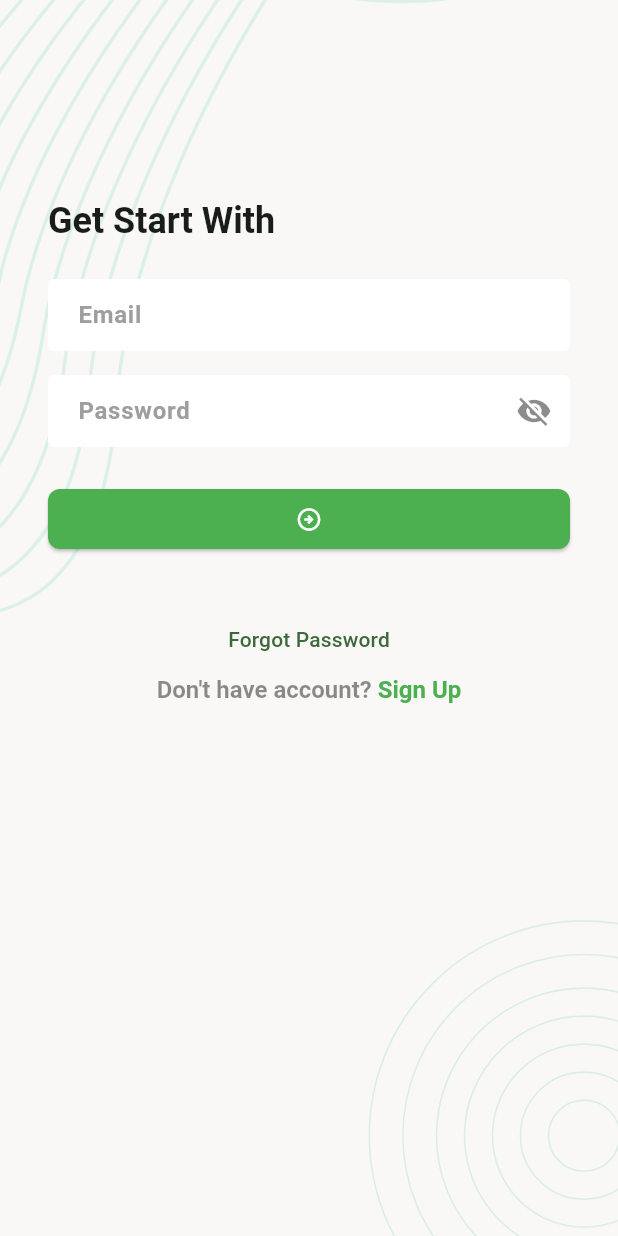
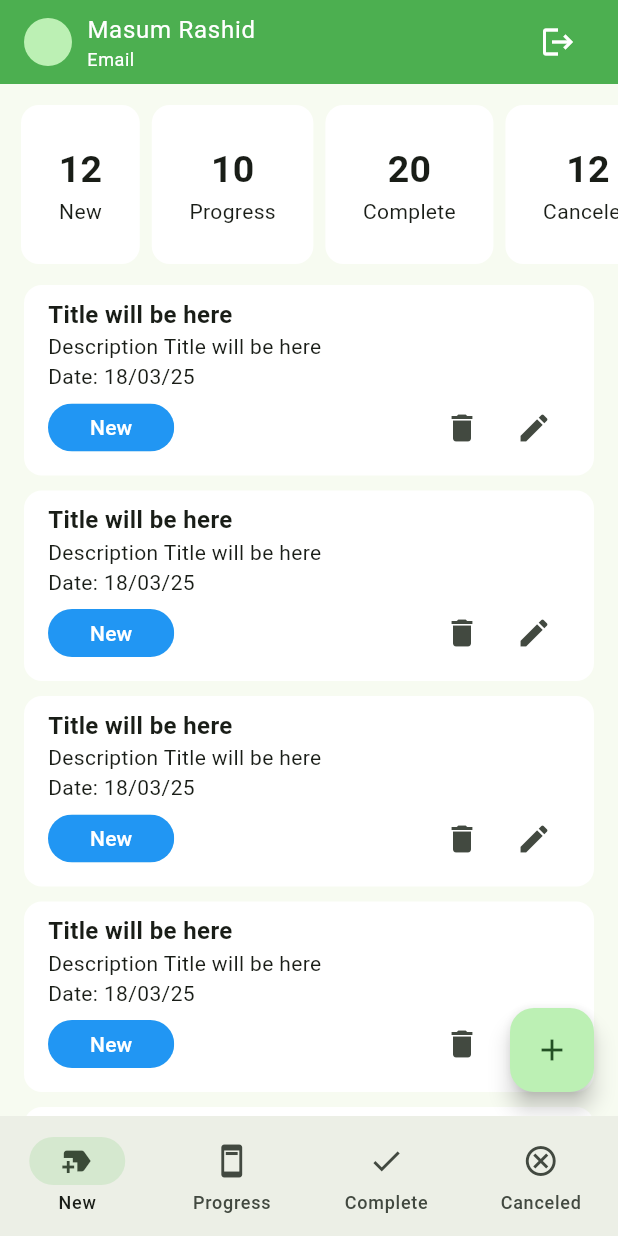
Before and after one commit to masumrashid/Task_Manager_Project, a Flutter app: the screen it shows after launch, after a tap on the "arrow circle right" icon, on a phone screen of 412 x 824 dp. Run offline on Flutter 3.47's test engine with Material 3 defaults, Android fonts, the phone set to English and light mode, and no system bars; our stand-ins replace flutter_svg, pin_code_fields.

Commit message:
Module 15 UI Design Class 4

```diff
--- /dev/null
+++ b/lib/ui/screens/canceled_task_screen.dart
@@ -0,0 +1,30 @@
+import 'package:flutter/material.dart';
+import '../widgets/task_card.dart';
+
+class CanceledTaskScreen extends StatefulWidget {
+  const CanceledTaskScreen({super.key});
+
+  @override
+  State<CanceledTaskScreen> createState() => _CanceledTaskScreenState();
+}
+
+class _CanceledTaskScreenState extends State<CanceledTaskScreen> {
+  @override
+  Widget build(BuildContext context) {
+    return Scaffold(
+      body: Expanded(
+        child: ListView.separated(
+          itemCount: 6,
+          // primary: false,
+          // shrinkWrap: true,
+          itemBuilder: (context, index) {
+            return  TaskCard(text: 'Canceled', color: Colors.red);
+          },
+          separatorBuilder: (context, index) => const SizedBox(
+            height: 10,
+          ),
+        ),
+      ),
+    );
+  }
+}
--- /dev/null
+++ b/lib/ui/screens/complete_task_screen.dart
@@ -0,0 +1,30 @@
+import 'package:flutter/material.dart';
+import '../widgets/task_card.dart';
+
+class CompleteTaskScreen extends StatefulWidget {
+  const CompleteTaskScreen({super.key});
+
+  @override
+  State<CompleteTaskScreen> createState() => _CompleteTaskScreenState();
+}
+
+class _CompleteTaskScreenState extends State<CompleteTaskScreen> {
+  @override
+  Widget build(BuildContext context) {
+    return Scaffold(
+      body: Expanded(
+        child: ListView.separated(
+          itemCount: 6,
+          // primary: false,
+          // shrinkWrap: true,
+          itemBuilder: (context, index) {
+            return  TaskCard(text: 'Complete', color: Colors.green);
+          },
+          separatorBuilder: (context, index) => const SizedBox(
+            height: 10,
+          ),
+        ),
+      ),
+    );
+  }
+}
--- a/lib/ui/screens/login_screen.dart
+++ b/lib/ui/screens/login_screen.dart
@@ -1,6 +1,7 @@
 import 'package:flutter/gestures.dart';
 import 'package:flutter/material.dart';
 import 'package:task_manager/ui/screens/forgot_password_verify_email_screen.dart';
+import 'package:task_manager/ui/screens/main_bottom_nav_screen.dart';
 import 'package:task_manager/ui/screens/register_screen.dart';
 import 'package:task_manager/ui/widgets/screen_background.dart';
 
@@ -118,7 +119,12 @@ class _loginScreenState extends State<loginScreen> {
     );
   }
 
-  void _onTabSubmitButton() {}
+  void _onTabSubmitButton() {
+    Navigator.pushAndRemoveUntil(
+        context,
+        MaterialPageRoute(builder: (context) => MainBottomNavScreen()),
+        (predicate) => false);
+  }
 
   void _onTapForgotPasswordButton() {
     Navigator.push(
--- /dev/null
+++ b/lib/ui/screens/main_bottom_nav_screen.dart
@@ -0,0 +1,48 @@
+import 'package:flutter/material.dart';
+import 'package:task_manager/ui/screens/canceled_task_screen.dart';
+import 'package:task_manager/ui/screens/complete_task_screen.dart';
+import 'package:task_manager/ui/screens/new_task_screen.dart';
+import 'package:task_manager/ui/screens/progress_task_screen.dart';
+
+import '../widgets/tm_app_bar.dart';
+
+class MainBottomNavScreen extends StatefulWidget {
+  const MainBottomNavScreen({super.key});
+
+  @override
+  State<MainBottomNavScreen> createState() => _MainBottomNavScreenState();
+}
+
+class _MainBottomNavScreenState extends State<MainBottomNavScreen> {
+  int _selectedNav = 0;
+
+ final List<Widget> _screens =[
+    NewTaskScreen(),
+    ProgressTaskScreen(),
+    CompleteTaskScreen(),
+    CanceledTaskScreen(),
+  ];
+
+  @override
+  Widget build(BuildContext context) {
+
+    return Scaffold(
+      appBar: const TMAppbar(),
+      body: _screens[_selectedNav],
+      bottomNavigationBar: NavigationBar(
+        selectedIndex: _selectedNav,
+        onDestinationSelected: (index) {
+          _selectedNav = index;
+          setState(() {});
+        },
+        destinations: const [
+          NavigationDestination(icon: Icon(Icons.new_label), label: 'New'),
+          NavigationDestination(icon: Icon(Icons.ad_units), label: 'Progress'),
+          NavigationDestination(icon: Icon(Icons.done), label: 'Complete'),
+          NavigationDestination(
+              icon: Icon(Icons.cancel_outlined), label: 'Canceled'),
+        ],
+      ),
+    );
+  }
+}
--- /dev/null
+++ b/lib/ui/screens/new_task_screen.dart
@@ -0,0 +1,70 @@
+import 'package:flutter/material.dart';
+
+import '../widgets/summary_card.dart';
+import '../widgets/task_card.dart';
+
+class NewTaskScreen extends StatefulWidget {
+  const NewTaskScreen({super.key});
+
+  @override
+  State<NewTaskScreen> createState() => _NewTaskScreenState();
+}
+
+class _NewTaskScreenState extends State<NewTaskScreen> {
+  @override
+  Widget build(BuildContext context) {
+    return Scaffold(
+      body: Column(
+        children: [
+          _buildSummaryScetion(),
+          Expanded(
+            child: ListView.separated(
+              itemCount: 6,
+              // primary: false,
+              // shrinkWrap: true,
+              itemBuilder: (context, index) {
+                return  TaskCard(text: 'New', color: Colors.blue,);
+              },
+              separatorBuilder: (context, index) => const SizedBox(
+                height: 10,
+              ),
+            ),
+          )
+        ],
+      ),
+      floatingActionButton: FloatingActionButton(
+        onPressed: () {},
+        child: Icon(Icons.add),
+      ),
+    );
+  }
+
+  Widget _buildSummaryScetion() {
+    return const SingleChildScrollView(
+      scrollDirection: Axis.horizontal,
+      child: Padding(
+        padding: EdgeInsets.all(10.0),
+        child: Row(
+          children: [
+            SummaryCard(
+              title: 'New',
+              count: 12,
+            ),
+            SummaryCard(
+              title: 'Progress',
+              count: 10,
+            ),
+            SummaryCard(
+              title: 'Complete',
+              count: 20,
+            ),
+            SummaryCard(
+              title: 'Canceled',
+              count: 12,
+            ),
+          ],
+        ),
+      ),
+    );
+  }
+}
--- /dev/null
+++ b/lib/ui/screens/progress_task_screen.dart
@@ -0,0 +1,30 @@
+import 'package:flutter/material.dart';
+import '../widgets/task_card.dart';
+
+class ProgressTaskScreen extends StatefulWidget {
+  const ProgressTaskScreen({super.key});
+
+  @override
+  State<ProgressTaskScreen> createState() => _ProgressTaskScreenState();
+}
+
+class _ProgressTaskScreenState extends State<ProgressTaskScreen> {
+  @override
+  Widget build(BuildContext context) {
+    return Scaffold(
+      body: Expanded(
+        child: ListView.separated(
+          itemCount: 6,
+          // primary: false,
+          // shrinkWrap: true,
+          itemBuilder: (context, index) {
+            return  TaskCard(text: 'Progress', color: Colors.purple);
+          },
+          separatorBuilder: (context, index) => const SizedBox(
+            height: 10,
+          ),
+        ),
+      ),
+    );
+  }
+}
--- /dev/null
+++ b/lib/ui/widgets/summary_card.dart
@@ -0,0 +1,31 @@
+import 'package:flutter/material.dart';
+
+class SummaryCard extends StatelessWidget {
+  const SummaryCard({
+    super.key,
+    required this.title,
+    required this.count,
+  });
+  final String title;
+  final int count;
+
+  @override
+  Widget build(BuildContext context) {
+    return Card(
+      elevation: 0,
+      color: Colors.white,
+      child: Padding(
+        padding: const EdgeInsets.symmetric(horizontal: 25, vertical: 25),
+        child: Column(
+          children: [
+            Text(
+              '$count',
+              style: TextStyle(fontWeight: FontWeight.bold, fontSize: 25),
+            ),
+            Text(title)
+          ],
+        ),
+      ),
+    );
+  }
+}
--- /dev/null
+++ b/lib/ui/widgets/task_card.dart
@@ -0,0 +1,54 @@
+import 'package:flutter/material.dart';
+
+class TaskCard extends StatelessWidget {
+  String text;
+  Color? color;
+   TaskCard({
+    super.key,
+     required this.text,
+     required this.color,
+
+  });
+
+  @override
+  Widget build(BuildContext context) {
+    return Card(
+      elevation: 0,
+      color: Colors.white,
+      margin: EdgeInsets.symmetric(horizontal: 16),
+      child: Padding(
+        padding: const EdgeInsets.symmetric(horizontal: 16, vertical: 8),
+        child: Column(
+          crossAxisAlignment: CrossAxisAlignment.start,
+          children: [
+            Text(
+              'Title will be here',
+              style: TextStyle(fontSize: 16, fontWeight: FontWeight.w600),
+            ),
+            Text('Description Title will be here'),
+            Text('Date: 18/03/25'),
+            Row(
+              children: [
+                Chip(
+                  label: Text(
+                    text,
+                    style: TextStyle(color: Colors.white),
+                  ),
+                  padding: EdgeInsets.symmetric(horizontal: 20),
+                  shape: RoundedRectangleBorder(
+                    borderRadius: BorderRadius.circular(50),
+                  ),
+                  backgroundColor: color,
+                  side: BorderSide.none,
+                ),
+                const Spacer(),
+                IconButton(onPressed: () {}, icon: Icon(Icons.delete)),
+                IconButton(onPressed: () {}, icon: Icon(Icons.edit)),
+              ],
+            )
+          ],
+        ),
+      ),
+    );
+  }
+}
--- /dev/null
+++ b/lib/ui/widgets/tm_app_bar.dart
@@ -0,0 +1,51 @@
+
+import 'package:flutter/material.dart';
+
+class TMAppbar extends StatelessWidget implements PreferredSize{
+  const TMAppbar({
+    super.key,
+  });
+
+
+  @override
+  Widget build(BuildContext context) {
+    TextTheme textTheme = Theme.of(context).textTheme;
+
+    return AppBar(
+      backgroundColor: Colors.green,
+      title: Row(
+        children: [
+          CircleAvatar(
+            radius: 16,
+          ),
+          SizedBox(
+            width: 10,
+          ),
+          Expanded(
+            child: Column(
+              crossAxisAlignment: CrossAxisAlignment.start,
+              children: [
+                Text('Masum Rashid',
+                    style: textTheme.bodyLarge?.copyWith(color: Colors.white)),
+                Text(
+                  'Email',
+                  style: textTheme.bodySmall?.copyWith(color: Colors.white),
+                )
+              ],
+            ),
+          ),
+          IconButton(onPressed: (){}, icon: Icon(Icons.logout),color: Colors.white,)
+        ],
+      ),
+    );
+  }
+
+
+  @override
+  // TODO: implement preferredSize
+  Size get preferredSize => const Size.fromHeight(56);
+
+  @override
+  // TODO: implement child
+  Widget get child => throw UnimplementedError();
+}
```
Lines whose indentation alone changed are shown as unchanged.
